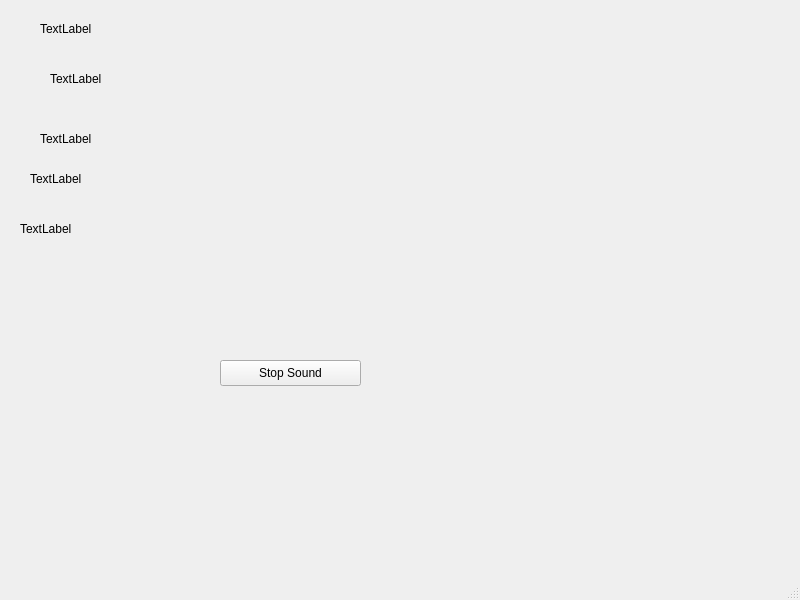
This is 3-AdhanTimes&Sound/mainwindow.ui in HaiidyHossam/QT-Platoon-Infotainment- as Qt 5 draws it before an edit. The edited form follows.
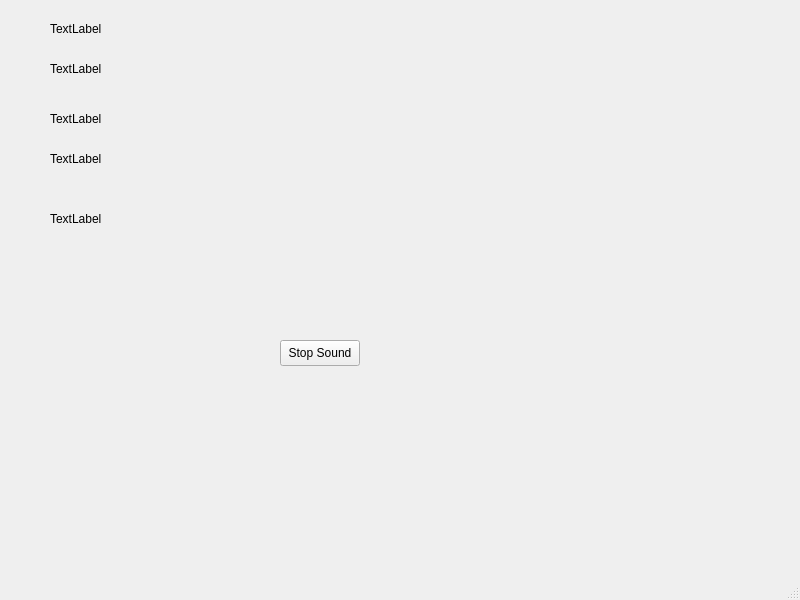
This is the edited form.

The edit to the form file:
```diff
--- a/3-AdhanTimes&Sound/mainwindow.ui
+++ b/3-AdhanTimes&Sound/mainwindow.ui
@@ -17,9 +17,9 @@
    <widget class="QPushButton" name="pushButton">
     <property name="geometry">
      <rect>
-      <x>220</x>
-      <y>360</y>
-      <width>141</width>
+      <x>280</x>
+      <y>340</y>
+      <width>80</width>
       <height>26</height>
      </rect>
     </property>
@@ -30,9 +30,9 @@
    <widget class="QLabel" name="label">
     <property name="geometry">
      <rect>
-      <x>40</x>
+      <x>50</x>
       <y>20</y>
-      <width>121</width>
+      <width>111</width>
       <height>18</height>
      </rect>
     </property>
@@ -44,8 +44,8 @@
     <property name="geometry">
      <rect>
       <x>50</x>
-      <y>70</y>
-      <width>121</width>
+      <y>60</y>
+      <width>141</width>
       <height>18</height>
      </rect>
     </property>
@@ -56,9 +56,9 @@
    <widget class="QLabel" name="label_3">
     <property name="geometry">
      <rect>
-      <x>40</x>
-      <y>130</y>
-      <width>161</width>
+      <x>50</x>
+      <y>110</y>
+      <width>151</width>
       <height>18</height>
      </rect>
     </property>
@@ -69,9 +69,9 @@
    <widget class="QLabel" name="label_4">
     <property name="geometry">
      <rect>
-      <x>30</x>
-      <y>170</y>
-      <width>141</width>
+      <x>50</x>
+      <y>150</y>
+      <width>161</width>
       <height>18</height>
      </rect>
     </property>
@@ -82,9 +82,9 @@
    <widget class="QLabel" name="label_5">
     <property name="geometry">
      <rect>
-      <x>20</x>
-      <y>220</y>
-      <width>151</width>
+      <x>50</x>
+      <y>210</y>
+      <width>191</width>
       <height>18</height>
      </rect>
     </property>
```
